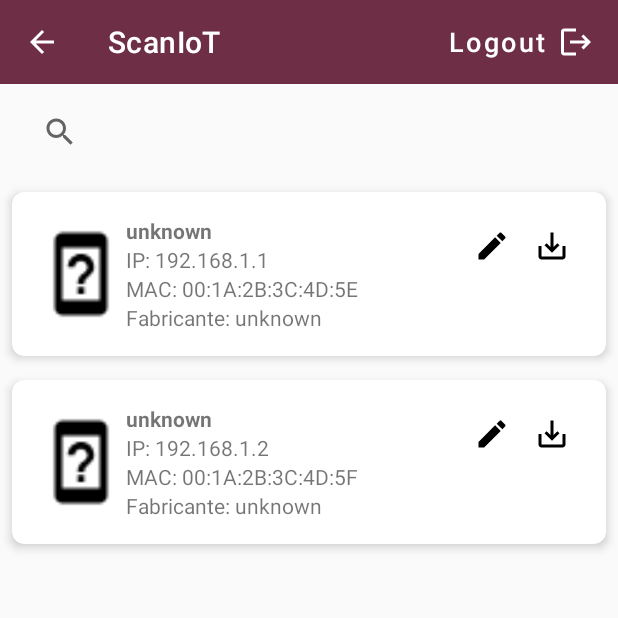
After one commit to brendaschussler/scan_iot_android, an Android app: the ScanDevicesActivity screen opened directly, with no data from a screen before it, on a phone screen of 412 x 824 dp, the top half of it. The commit adds this screen. Run offline under Robolectric (Android 15) with nearby library versions, the phone set to English and light mode, and no system bars; our stand-ins replace Firebase (no records; nobody signed in at launch, a user with empty details on screens opened directly).

Commit message:
implemented interface scan devices

```diff
--- a/app/src/main/AndroidManifest.xml
+++ b/app/src/main/AndroidManifest.xml
@@ -12,6 +12,10 @@
         android:supportsRtl="true"
         android:theme="@style/Theme.ScanIoT"
         tools:targetApi="31">
+        <activity
+            android:name=".ScanDevicesActivity"
+            android:exported="false"
+            android:parentActivityName=".DashboardScreenActivity" />
         <activity
             android:name=".DashboardScreenActivity"
             android:exported="false" />
--- /dev/null
+++ b/app/src/main/java/com/example/scaniot/ScanDevicesActivity.kt
@@ -0,0 +1,153 @@
+package com.example.scaniot
+
+import android.app.AlertDialog
+import android.content.Intent
+import android.os.Bundle
+import android.view.View
+import android.widget.SearchView
+import androidx.activity.enableEdgeToEdge
+import androidx.activity.viewModels
+import androidx.appcompat.app.AppCompatActivity
+import androidx.core.view.ViewCompat
+import androidx.core.view.WindowInsetsCompat
+import androidx.lifecycle.Lifecycle
+import androidx.recyclerview.widget.LinearLayoutManager
+import com.bumptech.glide.Glide
+import com.example.scaniot.databinding.ActivityScanDevicesBinding
+import com.example.scaniot.databinding.DialogEditDeviceBinding
+import com.example.scaniot.model.Device
+import com.example.scaniot.model.DeviceAdapter
+import com.google.firebase.auth.FirebaseAuth
+import androidx.lifecycle.lifecycleScope
+import androidx.lifecycle.repeatOnLifecycle
+import kotlinx.coroutines.flow.collect
+import kotlinx.coroutines.launch
+
+class ScanDevicesActivity : AppCompatActivity() {
+
+    private val binding by lazy {
+        ActivityScanDevicesBinding.inflate(layoutInflater)
+    }
+
+    private val viewModel: ScanDevicesViewModel by viewModels()
+    private lateinit var adapter: DeviceAdapter
+    private val firebaseAuth by lazy { FirebaseAuth.getInstance() }
+
+    override fun onCreate(savedInstanceState: Bundle?) {
+        super.onCreate(savedInstanceState)
+        enableEdgeToEdge()
+        setContentView(binding.root)
+
+        initializeToolbar()
+        setupRecyclerView()
+        setupObservers()
+        setupClickListeners()
+
+        viewModel.scanNetwork()
+
+        ViewCompat.setOnApplyWindowInsetsListener(findViewById(R.id.main)) { v, insets ->
+            val systemBars = insets.getInsets(WindowInsetsCompat.Type.systemBars())
+            v.setPadding(systemBars.left, systemBars.top, systemBars.right, systemBars.bottom)
+            insets
+        }
+    }
+
+    private fun setupRecyclerView() {
+        adapter = DeviceAdapter(
+            onEditClick = { device -> showEditDialog(device) },
+            onSaveClick = { device -> viewModel.saveDevice(device) }
+        )
+
+        binding.devicesRecyclerView.apply {
+            layoutManager = LinearLayoutManager(this@ScanDevicesActivity)
+            adapter = this@ScanDevicesActivity.adapter
+            setHasFixedSize(true)
+        }
+    }
+
+    private fun showEditDialog(device: Device) {
+        val dialogBinding = DialogEditDeviceBinding.inflate(layoutInflater)
+
+        dialogBinding.editName.setText(device.name)
+        dialogBinding.editDescription.setText(device.description)
+
+        Glide.with(this)
+            .load(device.photoUrl ?: R.drawable.ic_device_unknown)
+            .into(dialogBinding.devicePhoto)
+
+        AlertDialog.Builder(this)
+            .setTitle("Editar Dispositivo")
+            .setView(dialogBinding.root)
+            .setPositiveButton("Salvar") { _, _ ->
+                val updatedDevice = device.copy(
+                    name = dialogBinding.editName.text.toString(),
+                    description = dialogBinding.editDescription.text.toString()
+                )
+                viewModel.saveDevice(updatedDevice)
+            }
+            .setNegativeButton("Cancelar", null)
+            .show()
+    }
+
+    private fun setupObservers() {
+        // Para dispositivos
+        lifecycleScope.launch {
+            repeatOnLifecycle(Lifecycle.State.STARTED) {
+                viewModel.devices.collect { devices ->
+                    adapter.submitList(devices)
+                }
+            }
+        }
+
+        // Para loading state
+        lifecycleScope.launch {
+            repeatOnLifecycle(Lifecycle.State.STARTED) {
+                viewModel.isLoading.collect { isLoading ->
+                    binding.progressBar.visibility = if (isLoading) View.VISIBLE else View.GONE
+                }
+            }
+        }
+    }
+
+    private fun setupClickListeners() {
+        binding.searchView.setOnQueryTextListener(object : SearchView.OnQueryTextListener {
+            override fun onQueryTextSubmit(query: String?): Boolean = false
+
+            override fun onQueryTextChange(newText: String?): Boolean {
+                viewModel.filterDevices(newText.orEmpty())
+                return true
+            }
+        })
+
+        binding.btnLogoutScanDevices.setOnClickListener {
+            logoutUser()
+        }
+    }
+
+    private fun initializeToolbar() {
+        val toolbar = binding.includeTbScanDevices.tbMain
+        setSupportActionBar(toolbar)
+        supportActionBar?.apply {
+            title = "ScanIoT"
+            setDisplayHomeAsUpEnabled(true)
+        }
+    }
+
+    private fun logoutUser() {
+        AlertDialog.Builder(this)
+            .setTitle("Logout")
+            .setMessage("Tem certeza que deseja sair?")
+            .setNegativeButton("Cancelar") { dialog, _ -> dialog.dismiss() }
+            .setPositiveButton("Sair") { _, _ ->
+                firebaseAuth.signOut()
+                startActivity(Intent(this, LoginActivity::class.java))
+                finish()
+            }
+            .show()
+    }
+
+    override fun onSupportNavigateUp(): Boolean {
+        onBackPressed()
+        return true
+    }
+}
--- /dev/null
+++ b/app/src/main/java/com/example/scaniot/ScanDevicesViewModel.kt
@@ -0,0 +1,52 @@
+package com.example.scaniot
+
+import androidx.lifecycle.ViewModel
+import androidx.lifecycle.viewModelScope
+import com.example.scaniot.model.Device
+import kotlinx.coroutines.flow.MutableStateFlow
+import kotlinx.coroutines.flow.StateFlow
+import kotlinx.coroutines.launch
+
+class ScanDevicesViewModel : ViewModel() {
+    // StateFlows não precisam de asStateFlow() quando declarados corretamente
+    private val _devices = MutableStateFlow<List<Device>>(emptyList())
+    val devices: StateFlow<List<Device>> = _devices
+
+    private val _isLoading = MutableStateFlow(false)
+    val isLoading: StateFlow<Boolean> = _isLoading
+
+    fun scanNetwork() {
+        _isLoading.value = true
+        viewModelScope.launch {
+            // Simulação de scan
+            val fakeDevices = listOf(
+                Device(ip = "192.168.1.1", mac = "00:1A:2B:3C:4D:5E"),
+                Device(ip = "192.168.1.2", mac = "00:1A:2B:3C:4D:5F")
+            )
+            _devices.value = fakeDevices
+            _isLoading.value = false
+        }
+    }
+
+    fun saveDevice(device: Device) {
+        viewModelScope.launch {
+            val updatedList = _devices.value.map {
+                if (it.mac == device.mac) device else it
+            }
+            _devices.value = updatedList
+        }
+    }
+
+    fun filterDevices(query: String) {
+        val currentList = _devices.value
+        _devices.value = if (query.isEmpty()) {
+            currentList
+        } else {
+            currentList.filter { device ->
+                device.name.contains(query, true) ||
+                        device.ip.contains(query, true) ||
+                        device.mac.contains(query, true)
+            }
+        }
+    }
+}
--- /dev/null
+++ b/app/src/main/java/com/example/scaniot/model/Device.kt
@@ -0,0 +1,13 @@
+package com.example.scaniot.model
+
+data class Device(
+    val ip: String = "",
+    val mac: String = "",  // Usado como ID no Firestore
+    var name: String = "unknown",
+    var description: String = "unknown",
+    val manufacturer: String = "unknown",
+    var photoUrl: String? = null
+) {
+    // Construtor sem parâmetros exigido pelo Firestore
+    constructor() : this("", "", "unknown", "unknown", "unknown", null)
+}
--- /dev/null
+++ b/app/src/main/java/com/example/scaniot/model/DeviceAdapter.kt
@@ -0,0 +1,60 @@
+package com.example.scaniot.model
+
+import android.view.LayoutInflater
+import android.view.ViewGroup
+import androidx.recyclerview.widget.DiffUtil
+import androidx.recyclerview.widget.ListAdapter
+import androidx.recyclerview.widget.RecyclerView
+import com.bumptech.glide.Glide
+import com.example.scaniot.R
+import com.example.scaniot.databinding.ItemDeviceBinding
+
+class DeviceAdapter(
+    private val onEditClick: (Device) -> Unit,
+    private val onSaveClick: (Device) -> Unit
+) : ListAdapter<Device, DeviceAdapter.DeviceViewHolder>(DeviceDiffCallback()) {
+
+    inner class DeviceViewHolder(private val binding: ItemDeviceBinding) :
+        RecyclerView.ViewHolder(binding.root) {
+
+        fun bind(device: Device) {
+            binding.apply {
+                // Carrega a imagem com Glide
+                Glide.with(root.context)
+                    .load(device.photoUrl ?: R.drawable.ic_device_unknown)
+                    .into(deviceImage)
+
+                deviceName.text = device.name
+                deviceIp.text = "IP: ${device.ip}"
+                deviceMac.text = "MAC: ${device.mac}"
+                deviceManufacturer.text = "Fabricante: ${device.manufacturer}"
+
+                btnEdit.setOnClickListener { onEditClick(device) }
+                btnSave.setOnClickListener { onSaveClick(device) }
+            }
+        }
+    }
+
+    override fun onCreateViewHolder(parent: ViewGroup, viewType: Int): DeviceViewHolder {
+        val binding = ItemDeviceBinding.inflate(
+            LayoutInflater.from(parent.context),
+            parent,
+            false
+        )
+        return DeviceViewHolder(binding)
+    }
+
+    override fun onBindViewHolder(holder: DeviceViewHolder, position: Int) {
+        holder.bind(getItem(position))
+    }
+
+    class DeviceDiffCallback : DiffUtil.ItemCallback<Device>() {
+        override fun areItemsTheSame(oldItem: Device, newItem: Device): Boolean {
+            return oldItem.mac == newItem.mac
+        }
+
+        override fun areContentsTheSame(oldItem: Device, newItem: Device): Boolean {
+            return oldItem == newItem
+        }
+    }
+}
--- /dev/null
+++ b/app/src/main/res/drawable/circle_background.xml
@@ -0,0 +1,5 @@
+<shape xmlns:android="http://schemas.android.com/apk/res/android"
+    android:shape="oval">
+    <solid android:color="#E0E0E0"/>
+    <size android:width="120dp" android:height="120dp"/>
+</shape>
--- /dev/null
+++ b/app/src/main/res/drawable/ic_device_unknown.xml
@@ -0,0 +1,5 @@
+<vector xmlns:android="http://schemas.android.com/apk/res/android" android:height="24dp" android:tint="#000000" android:viewportHeight="24" android:viewportWidth="24" android:width="24dp">
+
+    <path android:fillColor="@android:color/white" android:pathData="M17,1L7,1c-1.1,0 -2,0.9 -2,2v18c0,1.1 0.9,2 2,2h10c1.1,0 2,-0.9 2,-2L19,3c0,-1.1 -0.9,-2 -2,-2zM17,19L7,19L7,5h10v14zM12,6.72c-1.96,0 -3.5,1.52 -3.5,3.47h1.75c0,-0.93 0.82,-1.75 1.75,-1.75s1.75,0.82 1.75,1.75c0,1.75 -2.63,1.57 -2.63,4.45h1.76c0,-1.96 2.62,-2.19 2.62,-4.45 0,-1.96 -1.54,-3.47 -3.5,-3.47zM11.12,15.52h1.76v1.76h-1.76z"/>
+
+</vector>
--- /dev/null
+++ b/app/src/main/res/drawable/ic_edit.xml
@@ -0,0 +1,5 @@
+<vector xmlns:android="http://schemas.android.com/apk/res/android" android:height="24dp" android:tint="#000000" android:viewportHeight="24" android:viewportWidth="24" android:width="24dp">
+
+    <path android:fillColor="@android:color/white" android:pathData="M3,17.25V21h3.75L17.81,9.94l-3.75,-3.75L3,17.25zM20.71,7.04c0.39,-0.39 0.39,-1.02 0,-1.41l-2.34,-2.34c-0.39,-0.39 -1.02,-0.39 -1.41,0l-1.83,1.83 3.75,3.75 1.83,-1.83z"/>
+
+</vector>
--- /dev/null
+++ b/app/src/main/res/drawable/ic_save.xml
@@ -0,0 +1,5 @@
+<vector xmlns:android="http://schemas.android.com/apk/res/android" android:height="24dp" android:tint="#000000" android:viewportHeight="24" android:viewportWidth="24" android:width="24dp">
+
+    <path android:fillColor="@android:color/white" android:pathData="M19,12v7L5,19v-7L3,12v7c0,1.1 0.9,2 2,2h14c1.1,0 2,-0.9 2,-2v-7h-2zM13,12.67l2.59,-2.58L17,11.5l-5,5 -5,-5 1.41,-1.41L11,12.67L11,3h2z"/>
+
+</vector>
--- /dev/null
+++ b/app/src/main/res/layout/activity_scan_devices.xml
@@ -0,0 +1,70 @@
+<?xml version="1.0" encoding="utf-8"?>
+<androidx.constraintlayout.widget.ConstraintLayout xmlns:android="http://schemas.android.com/apk/res/android"
+    xmlns:app="http://schemas.android.com/apk/res-auto"
+    xmlns:tools="http://schemas.android.com/tools"
+    android:id="@+id/main"
+    android:layout_width="match_parent"
+    android:layout_height="match_parent"
+    tools:context=".ScanDevicesActivity">
+
+    <!-- Toolbar e Logout (mantidos do seu layout original) -->
+    <include
+        android:id="@+id/includeTbScanDevices"
+        layout="@layout/toolbar_main"
+        android:layout_width="0dp"
+        android:layout_height="wrap_content"
+        app:layout_constraintEnd_toEndOf="parent"
+        app:layout_constraintStart_toStartOf="parent"
+        app:layout_constraintTop_toTopOf="parent" />
+
+    <Button
+        android:id="@+id/btnLogoutScanDevices"
+        android:layout_width="wrap_content"
+        android:layout_height="wrap_content"
+        android:layout_marginTop="4dp"
+        android:background="#00FFFFFF"
+        android:drawableEnd="@drawable/logout_24"
+        android:text="Logout"
+        android:textAllCaps="false"
+        android:textSize="18sp"
+        app:layout_constraintEnd_toEndOf="parent"
+        app:layout_constraintTop_toTopOf="parent" />
+
+    <!-- Novo: SearchView para filtrar dispositivos -->
+    <SearchView
+        android:id="@+id/searchView"
+        android:layout_width="0dp"
+        android:layout_height="wrap_content"
+        android:layout_marginTop="8dp"
+        android:layout_marginHorizontal="16dp"
+        android:queryHint="Buscar dispositivos..."
+        app:layout_constraintEnd_toEndOf="parent"
+        app:layout_constraintStart_toStartOf="parent"
+        app:layout_constraintTop_toBottomOf="@id/includeTbScanDevices" />
+
+    <!-- Lista de dispositivos -->
+    <androidx.recyclerview.widget.RecyclerView
+        android:id="@+id/devicesRecyclerView"
+        android:layout_width="0dp"
+        android:layout_height="0dp"
+        android:layout_marginTop="8dp"
+        android:clipToPadding="false"
+        android:paddingBottom="16dp"
+        app:layout_constraintBottom_toBottomOf="parent"
+        app:layout_constraintEnd_toEndOf="parent"
+        app:layout_constraintStart_toStartOf="parent"
+        app:layout_constraintTop_toBottomOf="@id/searchView" />
+
+    <!-- ProgressBar para carregamento -->
+    <ProgressBar
+        android:id="@+id/progressBar"
+        style="?android:attr/progressBarStyleLarge"
+        android:layout_width="wrap_content"
+        android:layout_height="wrap_content"
+        android:visibility="gone"
+        app:layout_constraintBottom_toBottomOf="parent"
+        app:layout_constraintEnd_toEndOf="parent"
+        app:layout_constraintStart_toStartOf="parent"
+        app:layout_constraintTop_toTopOf="parent" />
+
+</androidx.constraintlayout.widget.ConstraintLayout>
--- /dev/null
+++ b/app/src/main/res/layout/item_device.xml
@@ -0,0 +1,86 @@
+<?xml version="1.0" encoding="utf-8"?>
+<androidx.cardview.widget.CardView
+    xmlns:android="http://schemas.android.com/apk/res/android"
+    xmlns:app="http://schemas.android.com/apk/res-auto"
+    xmlns:tools="http://schemas.android.com/tools"
+    android:layout_width="match_parent"
+    android:layout_height="wrap_content"
+    android:layout_margin="8dp"
+    app:cardCornerRadius="8dp"
+    app:cardElevation="4dp">
+
+    <androidx.constraintlayout.widget.ConstraintLayout
+        android:layout_width="match_parent"
+        android:layout_height="wrap_content"
+        android:padding="16dp">
+
+        <!-- Imagem do dispositivo -->
+        <ImageView
+            android:id="@+id/deviceImage"
+            android:layout_width="60dp"
+            android:layout_height="77dp"
+            android:src="@drawable/ic_device_unknown"
+            app:layout_constraintStart_toStartOf="parent"
+            app:layout_constraintTop_toTopOf="parent" />
+
+        <!-- Informações do dispositivo -->
+        <TextView
+            android:id="@+id/deviceName"
+            android:layout_width="0dp"
+            android:layout_height="wrap_content"
+            android:text="Device Name"
+            android:textStyle="bold"
+            app:layout_constraintEnd_toStartOf="@id/btnEdit"
+            app:layout_constraintStart_toEndOf="@id/deviceImage"
+            app:layout_constraintTop_toTopOf="parent" />
+
+        <TextView
+            android:id="@+id/deviceIp"
+            android:layout_width="0dp"
+            android:layout_height="wrap_content"
+            android:text="IP: 192.168.1.1"
+            app:layout_constraintEnd_toStartOf="@id/btnEdit"
+            app:layout_constraintStart_toEndOf="@id/deviceImage"
+            app:layout_constraintTop_toBottomOf="@id/deviceName"/>
+
+        <TextView
+            android:id="@+id/deviceMac"
+            android:layout_width="0dp"
+            android:layout_height="wrap_content"
+            android:text="MAC: 00:1A:2B:3C:4D:5E"
+            app:layout_constraintEnd_toStartOf="@id/btnEdit"
+            app:layout_constraintStart_toEndOf="@id/deviceImage"
+            app:layout_constraintTop_toBottomOf="@id/deviceIp"/>
+
+        <!-- Botão de Editar -->
+        <TextView
+            android:id="@+id/deviceManufacturer"
+            android:layout_width="wrap_content"
+            android:layout_height="wrap_content"
+            android:text="Manufacturer:"
+            app:layout_constraintEnd_toStartOf="@id/btnEdit"
+            app:layout_constraintHorizontal_bias="0.0"
+            app:layout_constraintStart_toEndOf="@id/deviceImage"
+            app:layout_constraintTop_toBottomOf="@id/deviceMac" />
+
+        <ImageButton
+            android:id="@+id/btnEdit"
+            android:layout_width="40dp"
+            android:layout_height="40dp"
+            android:src="@drawable/ic_edit"
+            android:background="?attr/selectableItemBackgroundBorderless"
+            app:layout_constraintEnd_toStartOf="@id/btnSave"
+            app:layout_constraintTop_toTopOf="parent"/>
+
+        <!-- Botão de Salvar (adicionado) -->
+        <ImageButton
+            android:id="@+id/btnSave"
+            android:layout_width="40dp"
+            android:layout_height="40dp"
+            android:src="@drawable/ic_save"
+            android:background="?attr/selectableItemBackgroundBorderless"
+            app:layout_constraintEnd_toEndOf="parent"
+            app:layout_constraintTop_toTopOf="parent"/>
+
+    </androidx.constraintlayout.widget.ConstraintLayout>
+</androidx.cardview.widget.CardView>
--- a/app/src/main/res/layout/toolbar_main.xml
+++ b/app/src/main/res/layout/toolbar_main.xml
@@ -16,6 +16,7 @@
         app:layout_constraintHorizontal_bias="0.5"
         app:layout_constraintStart_toStartOf="parent"
         app:layout_constraintTop_toTopOf="parent"
+        app:navigationIconTint="#FFFFFF"
         app:subtitleTextColor="@color/white"
         app:titleTextColor="@color/white" />
 </androidx.constraintlayout.widget.ConstraintLayout>
```
Also changed, not shown: app/build.gradle.kts (+15 -0 lines), app/src/main/java/com/example/scaniot/DashboardScreenActivity.kt (+13 -4 lines), app/src/main/java/com/example/scaniot/DeviceRepository.kt (added, +34 -0 lines), app/src/main/res/layout/dialog_edit_device.xml (added, +63 -0 lines).
